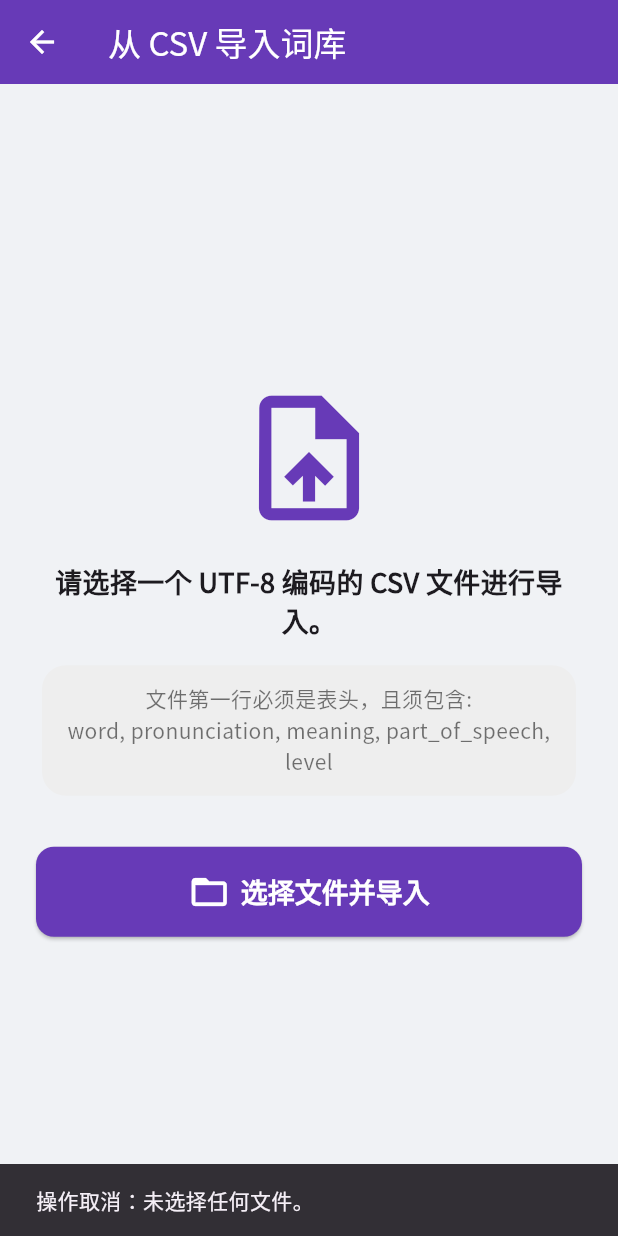
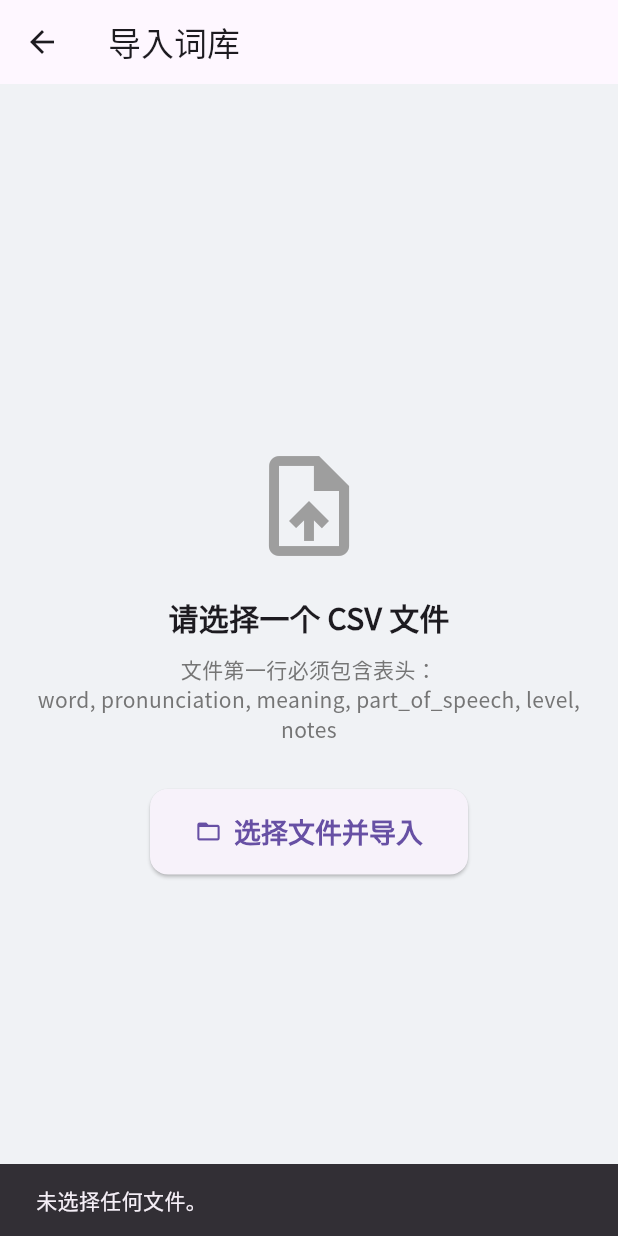
Before and after one commit to ChuZouQAQ/nihon-word-study, a Flutter app: the ImportPage screen opened directly, after a tap on "选择文件并导入", on a phone screen of 412 x 824 dp. Run offline on Flutter 3.47's test engine with Material 3 defaults, Android fonts, the phone set to English and light mode, and no system bars; our stand-ins replace csv, file_picker, sqflite; accounts and stored records are empty.

Commit message:
Update import_page.dart

```diff
--- a/lib/import_page.dart
+++ b/lib/import_page.dart
@@ -1,75 +1,26 @@
-import 'package:flutter/material.dart';
-import 'package:file_picker/file_picker.dart';
-import 'package:csv/csv.dart';
 import 'dart:convert';
 import 'dart:io';
 
-// 请确保这里的路径与您项目中的数据库文件路径一致
-import 'database/word_database.dart';
+import 'package:csv/csv.dart';
+import 'package:file_picker/file_picker.dart';
+import 'package:flutter/material.dart';
+import 'package:nihon_word_study/database/word_database.dart';
 
-// 这是一个独立的页面，您可以从应用的任何地方（如设置页的按钮）跳转过来
-class ImportPage extends StatelessWidget {
+class ImportPage extends StatefulWidget {
   const ImportPage({super.key});
 
   @override
-  Widget build(BuildContext context) {
-    return Scaffold(
-      appBar: AppBar(
-        title: const Text('从 CSV 导入词库'),
-        backgroundColor: Colors.deepPurple,
-        foregroundColor: Colors.white,
-      ),
-      body: Center(
-        child: Padding(
-          padding: const EdgeInsets.all(24.0),
-          child: Column(
-            mainAxisAlignment: MainAxisAlignment.center,
-            crossAxisAlignment: CrossAxisAlignment.stretch,
-            children: <Widget>[
-              const Icon(Icons.upload_file, size: 100, color: Colors.deepPurple),
-              const SizedBox(height: 20),
-              const Text(
-                '请选择一个 UTF-8 编码的 CSV 文件进行导入。',
-                textAlign: TextAlign.center,
-                style: TextStyle(fontSize: 18, fontWeight: FontWeight.bold),
-              ),
-              const SizedBox(height: 12),
-              Card(
-                elevation: 0,
-                color: Colors.grey[200],
-                child: const Padding(
-                  padding: EdgeInsets.all(12.0),
-                  child: Text(
-                    '文件第一行必须是表头，且须包含:\nword, pronunciation, meaning, part_of_speech, level',
-                    textAlign: TextAlign.center,
-                    style: TextStyle(color: Colors.black54, height: 1.5),
-                  ),
-                ),
-              ),
-              const SizedBox(height: 30),
-              ElevatedButton.icon(
-                icon: const Icon(Icons.folder_open, size: 28),
-                onPressed: () => _importWordLibrary(context),
-                label: const Text('选择文件并导入'),
-                style: ElevatedButton.styleFrom(
-                  padding: const EdgeInsets.symmetric(vertical: 16),
-                  textStyle: const TextStyle(fontSize: 18, fontWeight: FontWeight.bold),
-                  backgroundColor: Colors.deepPurple,
-                  foregroundColor: Colors.white,
-                  shape: RoundedRectangleBorder(
-                    borderRadius: BorderRadius.circular(12),
-                  ),
-                ),
-              ),
-            ],
-          ),
-        ),
-      ),
-    );
+  State<ImportPage> createState() => _ImportPageState();
 }
 
-  /// 处理词库导入的核心逻辑
-  Future<void> _importWordLibrary(BuildContext context) async {
+class _ImportPageState extends State<ImportPage> {
+  bool _isLoading = false;
+
+  Future<void> _importWordLibrary() async {
+    setState(() {
+      _isLoading = true;
+    });
+
     try {
       // 1. 让用户选择文件
       final result = await FilePicker.platform.pickFiles(
@@ -77,68 +28,61 @@ class ImportPage extends StatelessWidget {
         allowedExtensions: ['csv'],
       );
 
+      // +++ 安全检查 +++
+      // 检查 Widget 是否还存在
+      if (!context.mounted) return;
+
       if (result == null || result.files.single.path == null) {
-        ScaffoldMessenger.of(context).showSnackBar(const SnackBar(content: Text('操作取消：未选择任何文件。')));
+        ScaffoldMessenger.of(context).showSnackBar(
+          const SnackBar(content: Text('未选择任何文件。')),
+        );
+        setState(() { _isLoading = false; });
         return;
       }
-
-      // 显示加载提示
-      showDialog(
-        context: context,
-        barrierDismissible: false,
-        builder: (BuildContext context) {
-          return const AlertDialog(
-            content: Row(
-              children: [
-                CircularProgressIndicator(),
-                SizedBox(width: 20),
-                Text("正在导入词库..."),
-              ],
-            ),
-          );
-        },
-      );
 
       // 2. 读取并解析 CSV 文件
       final filePath = result.files.single.path!;
       final input = File(filePath).openRead();
       final fields = await input
-          .transform(utf8.decoder) // 必须使用 UTF-8
-          .transform(const CsvToListConverter())
+          .transform(utf8.decoder)
+          .transform(const CsvToListConverter(shouldParseNumbers: false))
           .toList();
 
-      Navigator.of(context).pop(); // 关闭加载提示
+      // +++ 安全检查 +++
+      if (!context.mounted) return;
 
       if (fields.isEmpty) {
-          ScaffoldMessenger.of(context).showSnackBar(const SnackBar(content: Text('导入失败：CSV 文件为空！')));
+        ScaffoldMessenger.of(context).showSnackBar(
+          const SnackBar(content: Text('CSV 文件为空！')),
+        );
+        setState(() { _isLoading = false; });
         return;
       }
 
       // 3. 获取表头并验证
-      final headers = fields[0].map((e) => e.toString().trim().toLowerCase()).toList();
-      final requiredHeaders = ['word', 'pronunciation', 'meaning', 'part_of_speech', 'level'];
+      final headers = fields[0].map((e) => e.toString().toLowerCase().trim()).toList();
+      final requiredHeaders = ['word', 'pronunciation', 'meaning'];
 
       if (!requiredHeaders.every((h) => headers.contains(h))) {
-          ScaffoldMessenger.of(context).showSnackBar(const SnackBar(
-            content: Text('导入失败：CSV 文件表头不正确或缺少必要的列！'),
-            duration: Duration(seconds: 5),
-            )
+        ScaffoldMessenger.of(context).showSnackBar(
+          const SnackBar(content: Text('CSV 文件缺少必要的列 (word, pronunciation, meaning)！')),
         );
+        setState(() { _isLoading = false; });
         return;
       }
 
-      // 4. 将数据转换为 Word 对象列表
+      // 4. 将数据转换为 Map 列表
       final List<Map<String, dynamic>> wordsToInsert = [];
-      // 从第二行开始遍历 (i=1)
       for (int i = 1; i < fields.length; i++) {
         final row = fields[i];
-          // 跳过空行或格式不正确的行
         if (row.length != headers.length) continue;
 
         final wordData = Map<String, dynamic>.fromIterables(headers, row);
 
-          // 基础数据校验，防止空数据导入
-          if(wordData['word'] == null || wordData['word'].toString().isEmpty) continue;
+        // 跳过空行
+        if (wordData['word'] == null || wordData['word'].toString().trim().isEmpty) {
+          continue;
+        }
 
         wordsToInsert.add({
           'word': wordData['word'] ?? '',
@@ -147,19 +91,17 @@ class ImportPage extends StatelessWidget {
           'part_of_speech': wordData['part_of_speech'] ?? '',
           'level': wordData['level'] ?? '',
           'notes': wordData['notes'] ?? '',
-              'mastery_level': 0, // 默认值
-              'last_reviewed': null, // 默认值
+          'mastery_level': 0,
         });
       }
 
-      if (wordsToInsert.isEmpty) {
-        ScaffoldMessenger.of(context).showSnackBar(const SnackBar(content: Text('没有找到可导入的有效单词。')));
-        return;
-      }
-
       // 5. 插入数据库
+      if (wordsToInsert.isNotEmpty) {
         final dbHelper = WordDatabase.instance;
         int count = await dbHelper.batchInsertWords(wordsToInsert);
+
+        // +++ 安全检查 +++
+        if (!context.mounted) return;
 
         // 6. 给用户反馈
         showDialog(
@@ -175,16 +117,66 @@ class ImportPage extends StatelessWidget {
             ],
           ),
         );
+      } else {
+         ScaffoldMessenger.of(context).showSnackBar(
+          const SnackBar(content: Text('没有找到可导入的新单词。')),
+        );
+      }
+    } catch (e) {
+      // +++ 安全检查 +++
+      if (!context.mounted) return;
+      ScaffoldMessenger.of(context).showSnackBar(
+        SnackBar(content: Text('导入失败: $e')),
+      );
+    } finally {
+      if (mounted) {
+        setState(() {
+          _isLoading = false;
+        });
+      }
+    }
+  }
 
-    } catch (e) {
-      // 捕获任何潜在的错误
-      if (context.mounted) {
-        // 确保在异步调用后 context 仍然有效
-        Navigator.of(context).pop(); // 关闭可能存在的加载提示
-        ScaffoldMessenger.of(context).showSnackBar(
-          SnackBar(content: Text('导入时发生错误: $e')),
+  @override
+  Widget build(BuildContext context) {
+    return Scaffold(
+      appBar: AppBar(
+        title: const Text('导入词库'),
+      ),
+      body: Center(
+        child: Padding(
+          padding: const EdgeInsets.all(16.0),
+          child: Column(
+            mainAxisAlignment: MainAxisAlignment.center,
+            children: [
+              const Icon(Icons.upload_file, size: 80, color: Colors.grey),
+              const SizedBox(height: 20),
+              const Text(
+                '请选择一个 CSV 文件',
+                style: TextStyle(fontSize: 20, fontWeight: FontWeight.bold),
+              ),
+              const SizedBox(height: 10),
+              Text(
+                '文件第一行必须包含表头：\nword, pronunciation, meaning, part_of_speech, level, notes',
+                textAlign: TextAlign.center,
+                style: TextStyle(color: Colors.grey[600]),
+              ),
+              const SizedBox(height: 30),
+              _isLoading
+                  ? const CircularProgressIndicator()
+                  : ElevatedButton.icon(
+                      icon: const Icon(Icons.folder_open),
+                      label: const Text('选择文件并导入'),
+                      onPressed: _importWordLibrary,
+                      style: ElevatedButton.styleFrom(
+                        padding: const EdgeInsets.symmetric(
+                            horizontal: 30, vertical: 15),
+                      ),
+                    ),
+            ],
+          ),
+        ),
+      ),
     );
   }
 }
-  }
-}
```
Lines whose indentation alone changed are shown as unchanged.
